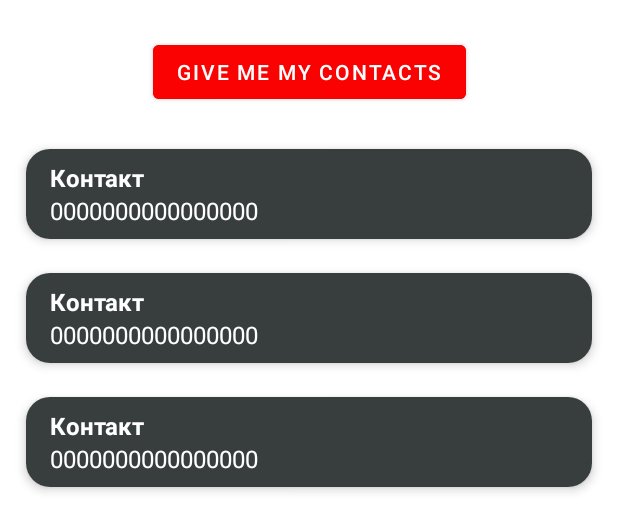
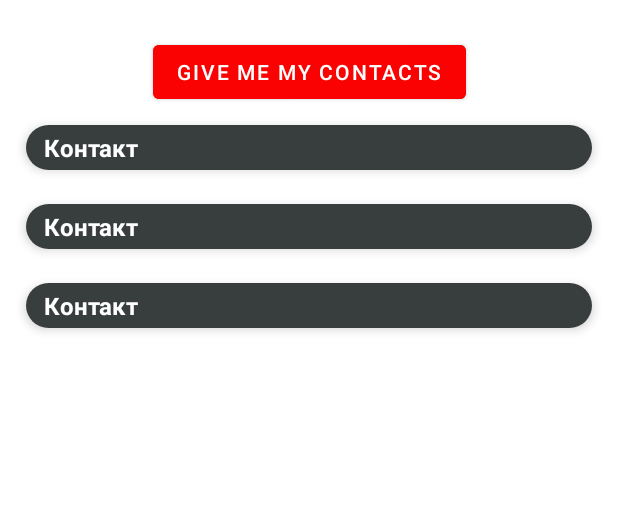
Before and after one commit to panasetskaya/madBrainsIrlixHW5, an Android app: the layout fragment_contacts.xml on its own in the app's theme, with its tools: preview values and no code run, on a phone screen of 412 x 824 dp. Shown: the top 531 px of the screen. Run offline under Robolectric (Android 15) with nearby library versions, the phone set to English and light mode, and no system bars; Roboto replaces fonts that are not available here.

```diff
--- a/app/src/main/java/com/example/madbrainsirlixhomew5/Contact.kt
+++ b/app/src/main/java/com/example/madbrainsirlixhomew5/Contact.kt
@@ -1,3 +1,3 @@
 package com.example.madbrainsirlixhomew5
 
-data class Contact(val name: String, val number: String)
+data class Contact(val name: String?)
--- a/app/src/main/res/layout/contact_item.xml
+++ b/app/src/main/res/layout/contact_item.xml
@@ -13,7 +13,7 @@
         android:layout_height="wrap_content"
         android:background="#383D3E"
         android:orientation="vertical"
-        android:padding="8dp">
+        android:padding="4dp">
 
         <TextView
             android:id="@+id/textViewContactName"
@@ -25,14 +25,6 @@
             android:layout_marginStart="8dp"
             tools:text="Контакт"/>
 
-        <TextView
-            android:id="@+id/textViewContactNumber"
-            android:layout_width="match_parent"
-            android:layout_height="wrap_content"
-            android:textColor="@color/white"
-            android:textSize="16sp"
-            android:layout_marginStart="8dp"
-            tools:text="0000000000000000"/>
     </LinearLayout>
 
 </androidx.cardview.widget.CardView>
--- a/app/src/main/res/layout/fragment_contacts.xml
+++ b/app/src/main/res/layout/fragment_contacts.xml
@@ -27,7 +27,6 @@
         app:layout_constraintEnd_toEndOf="parent"
         app:layout_constraintStart_toStartOf="parent"
         app:layout_constraintTop_toBottomOf="@+id/buttonPermission"
-        android:layout_marginTop="16dp"
         app:layoutManager="androidx.recyclerview.widget.LinearLayoutManager"
         tools:listitem="@layout/contact_item" />
 
```
Also changed, not shown: app/src/main/java/com/example/madbrainsirlixhomew5/ContactsFragment.kt (+62 -33 lines), app/src/main/java/com/example/madbrainsirlixhomew5/MyRecyclerViewAdapter.kt (+4 -5 lines).
